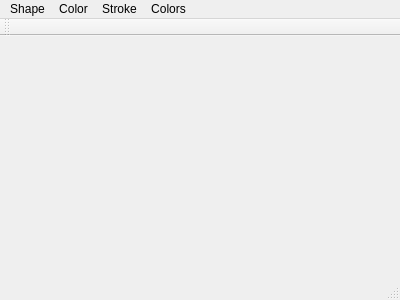
Before: the Qt Designer form Programming/xPaint/xPaint/xpaintwindow.ui in d-kunin/bsuir-cs, drawn with Qt 5.
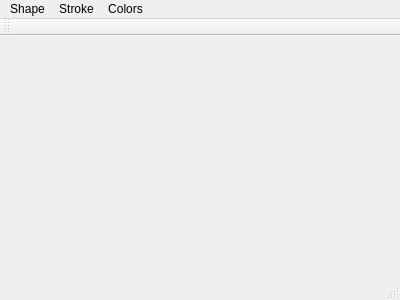
After: the same form once the commit is applied.

Diff of the .ui file:
```diff
--- a/Programming/xPaint/xPaint/xpaintwindow.ui
+++ b/Programming/xPaint/xPaint/xpaintwindow.ui
@@ -46,14 +46,6 @@
     <addaction name="actionClear_All"/>
     <addaction name="actionSelection_Tool"/>
    </widget>
-   <widget class="QMenu" name="menuColor">
-    <property name="title">
-     <string>Color</string>
-    </property>
-    <addaction name="actionRed"/>
-    <addaction name="actionGreen"/>
-    <addaction name="actionBlue"/>
-   </widget>
    <widget class="QMenu" name="menuStroke">
     <property name="title">
      <string>Stroke</string>
@@ -69,7 +61,6 @@
     <addaction name="actionFill_Color"/>
    </widget>
    <addaction name="menuSelect_Tool"/>
-   <addaction name="menuColor"/>
    <addaction name="menuStroke"/>
    <addaction name="menuColors"/>
   </widget>
```
Left out of the diff: 15 changed lines with no effect on the pictures.
